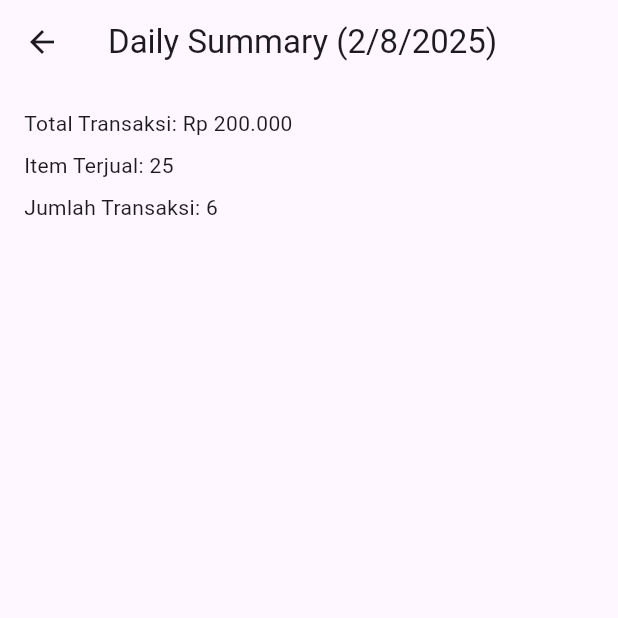
After one commit to TeddyTjoe1990/CSE-499-Project, a Flutter app: the CashierHome screen opened by its route, after a tap on "View Daily Summary", on a phone screen of 412 x 824 dp, the top half of it. The commit adds this screen. Run offline on Flutter 3.47's test engine with Material 3 defaults, Android fonts, the phone set to English and light mode, and no system bars; our stand-ins replace sqflite; accounts and stored records are empty.

Commit message:
View summary list was added

```diff
--- a/app/lib/pages/home_page.dart
+++ b/app/lib/pages/home_page.dart
@@ -1,4 +1,5 @@
 import 'package:flutter/material.dart';
+import 'summary_page.dart';
 
 class CashierHome extends StatefulWidget {
   @override
@@ -70,6 +71,16 @@ class _CashierHomeState extends State<CashierHome> {
                 'Change: Rp$changeAmount',
                 style: TextStyle(fontSize: 16, fontWeight: FontWeight.bold),
               ),
+              SizedBox(height: 30), // spase before new button
+              ElevatedButton(
+                onPressed: () {
+                  Navigator.push(
+                    context,
+                    MaterialPageRoute(builder: (_) => SummaryPage()),
+                  );
+                },
+                child: Text('View Daily Summary'),
+              ),
             ],
           ),
         ),
--- /dev/null
+++ b/app/lib/pages/summary_page.dart
@@ -0,0 +1,29 @@
+import 'package:flutter/material.dart';
+
+class SummaryPage extends StatelessWidget {
+  const SummaryPage({super.key});
+
+  @override
+  Widget build(BuildContext context) {
+    final today = DateTime.now();
+
+    return Scaffold(
+      appBar: AppBar(
+        title: Text('Daily Summary (${today.day}/${today.month}/${today.year})'),
+      ),
+      body: Padding(
+        padding: const EdgeInsets.all(16.0),
+        child: Column(
+          crossAxisAlignment: CrossAxisAlignment.start,
+          children: [
+            Text('Total Transaksi: Rp 200.000'),
+            SizedBox(height: 8),
+            Text('Item Terjual: 25'),
+            SizedBox(height: 8),
+            Text('Jumlah Transaksi: 6'),
+          ],
+        ),
+      ),
+    );
+  }
+}
```
